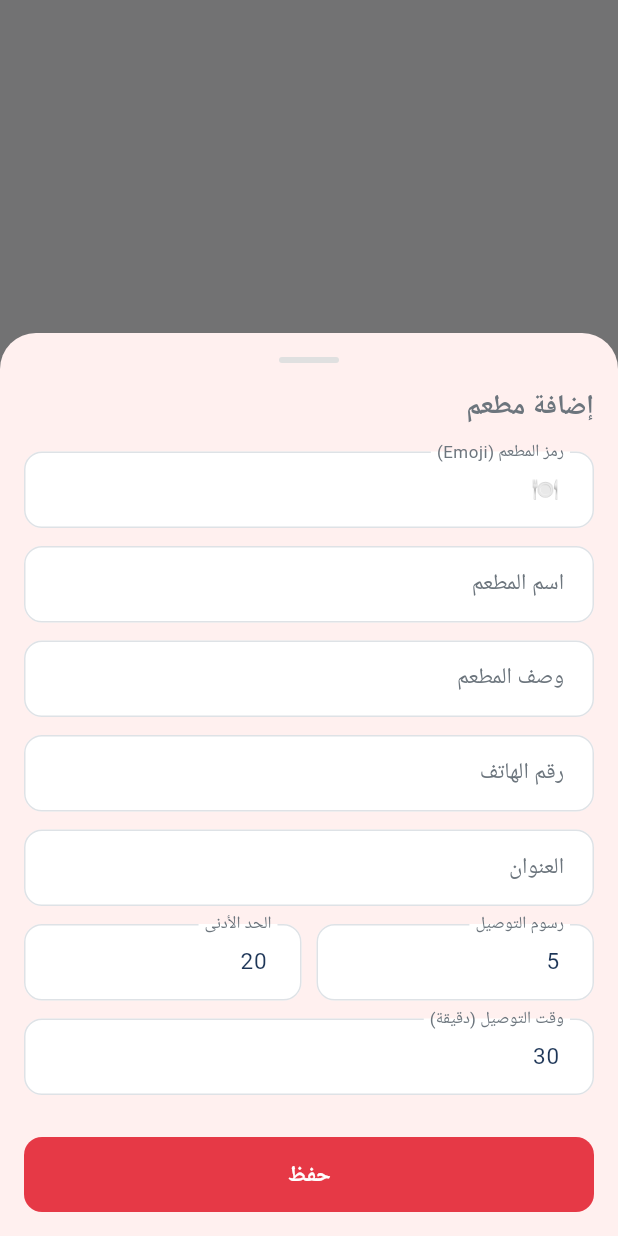
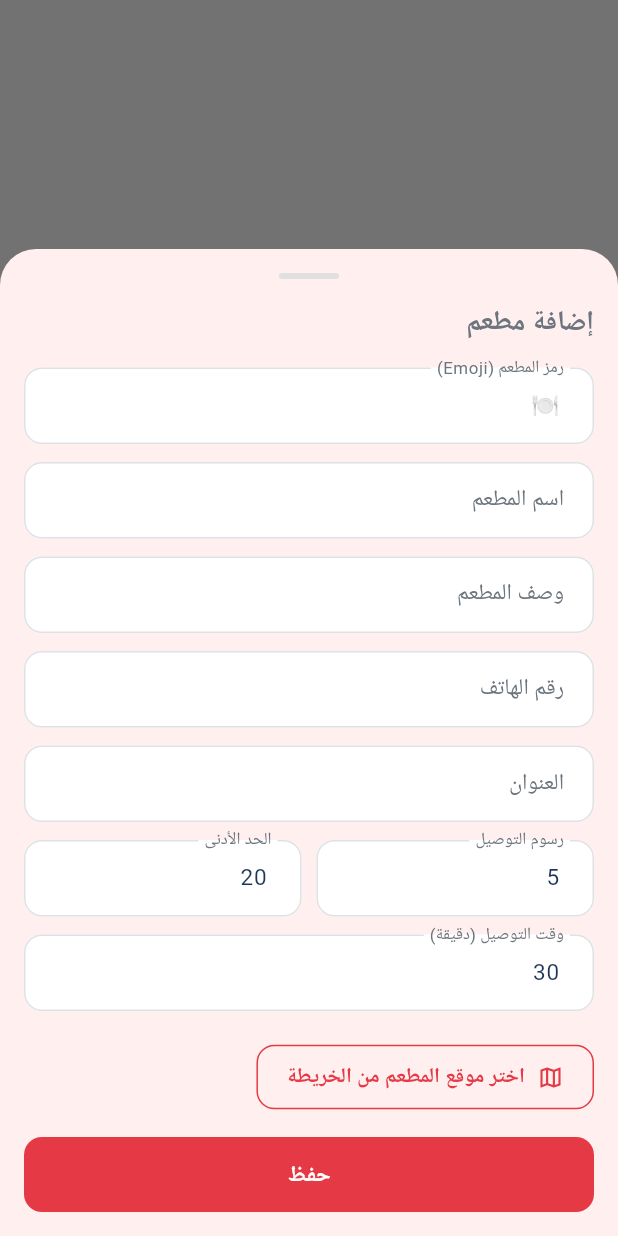
Before and after one commit to mohammed981-tjn/zadam, a Flutter app: the AdminRestaurantsTab screen opened directly, after a tap on "إضافة مطعم", on a phone screen of 412 x 824 dp. Run offline on Flutter 3.47's test engine with Material 3 defaults, Android fonts, the light colour scheme and no system bars; our stand-ins replace badges, cloud_firestore, firebase_auth, firebase_core, flutter_map, flutter_rating_bar and 2 more; accounts and stored records are empty; Roboto replaces fonts that are missing (Cairo).

Commit message:
Update admin_restaurants_tab.dart

```diff
--- a/lib/screens/admin/admin_restaurants_tab.dart
+++ b/lib/screens/admin/admin_restaurants_tab.dart
@@ -2,11 +2,13 @@
 import 'package:flutter/material.dart';
 import 'package:provider/provider.dart';
 import 'package:uuid/uuid.dart';
+import 'package:latlong2/latlong.dart';
 import '../../providers/firebase_service.dart';
 import '../../models/models.dart';
 import '../../utils/theme.dart';
 import '../../utils/helpers.dart';
 import '../../widgets/common_widgets.dart';
+import 'pick_location_screen.dart';
 
 class AdminRestaurantsTab extends StatelessWidget {
   const AdminRestaurantsTab({super.key});
@@ -103,6 +105,12 @@ class _RestaurantCard extends StatelessWidget {
                   icon: Icons.star_rounded,
                   text: 'التقييم: ${restaurant.rating.toStringAsFixed(1)} ⭐  •  ${restaurant.totalOrders} طلب',
                 ),
+                InfoRow(
+                  icon: restaurant.lat != null ? Icons.check_circle : Icons.warning_amber_rounded,
+                  text: restaurant.lat != null
+                      ? 'الموقع محدد على الخريطة'
+                      : 'لم يُحدَّد موقع على الخريطة',
+                ),
                 const SizedBox(height: 12),
                 Row(children: [
                   Expanded(
@@ -153,6 +161,7 @@ class _RestaurantFormState extends State<_RestaurantForm> {
   late final TextEditingController _name, _desc, _phone, _addr,
       _fee, _min, _time, _emoji;
   bool _loading = false;
+  double? _lat, _lng;
 
   @override
   void initState() {
@@ -166,6 +175,8 @@ class _RestaurantFormState extends State<_RestaurantForm> {
     _min   = TextEditingController(text: r?.minOrder.toString() ?? '20');
     _time  = TextEditingController(text: r?.estimatedTimeMin.toString() ?? '30');
     _emoji = TextEditingController(text: r?.emoji ?? '🍽️');
+    _lat = r?.lat;
+    _lng = r?.lng;
   }
 
   @override
@@ -174,6 +185,23 @@ class _RestaurantFormState extends State<_RestaurantForm> {
       c.dispose();
     }
     super.dispose();
+  }
+
+  Future<void> _pickLocation() async {
+    final result = await Navigator.push<LatLng>(
+      context,
+      MaterialPageRoute(
+        builder: (_) => PickLocationScreen(
+          initialLocation: _lat != null && _lng != null ? LatLng(_lat!, _lng!) : null,
+        ),
+      ),
+    );
+    if (result != null) {
+      setState(() {
+        _lat = result.latitude;
+        _lng = result.longitude;
+      });
+    }
   }
 
   Future<void> _save() async {
@@ -193,6 +221,8 @@ class _RestaurantFormState extends State<_RestaurantForm> {
       isOpen: widget.existing?.isOpen ?? true,
       rating: widget.existing?.rating ?? 5.0,
       totalOrders: widget.existing?.totalOrders ?? 0,
+      lat: _lat,
+      lng: _lng,
     );
     if (widget.existing == null) {
       await service.addRestaurant(r);
@@ -241,6 +271,15 @@ class _RestaurantFormState extends State<_RestaurantForm> {
                   Expanded(child: _f(_min, 'الحد الأدنى', type: TextInputType.number, validator: validatePrice)),
                 ]),
                 _f(_time, 'وقت التوصيل (دقيقة)', type: TextInputType.number),
+                const SizedBox(height: 8),
+                OutlinedButton.icon(
+                  onPressed: _pickLocation,
+                  icon: Icon(_lat != null ? Icons.check_circle : Icons.map_outlined,
+                      color: _lat != null ? AppColors.success : null),
+                  label: Text(_lat != null
+                      ? 'الموقع محدد ✓ (اضغط للتعديل)'
+                      : 'اختر موقع المطعم من الخريطة'),
+                ),
                 const SizedBox(height: 16),
                 SizedBox(
                   width: double.infinity, height: 50,
@@ -518,7 +557,6 @@ class _ItemFormState extends State<_ItemForm> {
                 _f(_name, 'اسم الصنف'),
                 _f(_desc, 'الوصف'),
                 _f(_price, 'السعر', type: TextInputType.number, validator: validatePrice),
-                // إدارة المخزون
                 SwitchListTile(
                   value: _trackStock,
                   onChanged: (v) => setState(() => _trackStock = v),
```
